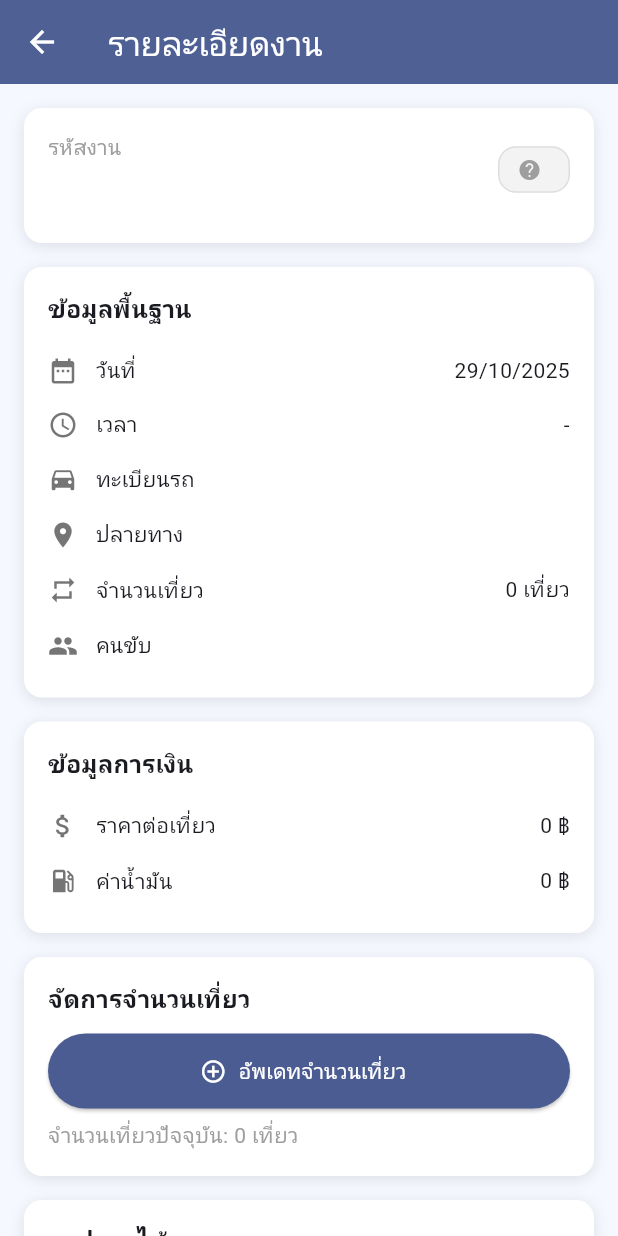
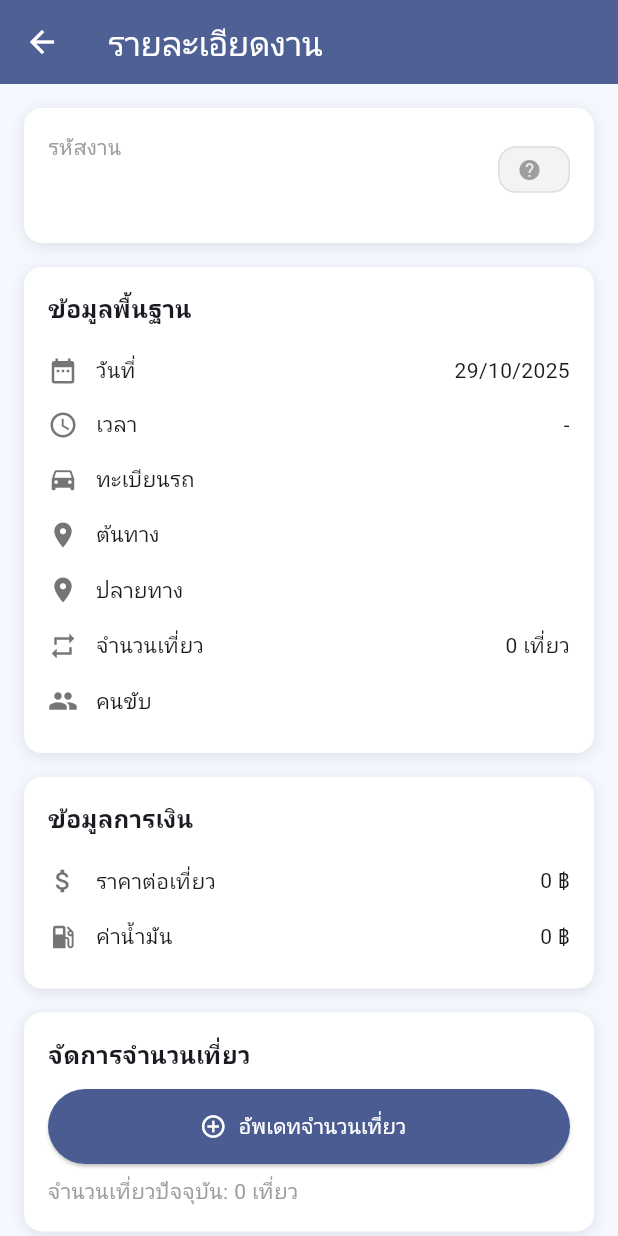
Before and after one commit to Suphakornnn/soiltransport2, a Flutter app: the DriverJobDetailScreen screen opened directly with empty values, on a phone screen of 412 x 824 dp. Run offline on Flutter 3.47's test engine with Material 3 defaults, Android fonts, the phone set to English and light mode, and no system bars; our stand-ins replace cloud_firestore, firebase_auth, firebase_core, flutter_map, geolocator, latlong2 and 1 more; missing offline and left inert: excel, file_saver; accounts and stored records are empty.

Commit message:
start location for driver

```diff
--- a/lib/screens/driver/driver_home_screen.dart
+++ b/lib/screens/driver/driver_home_screen.dart
@@ -227,6 +227,7 @@ class _JobList extends StatelessWidget {
             'code': data['code'] ?? '',
             'plate': data['plate'] ?? '',
             'dropLocation': data['dropLocation'] ?? '',
+            'startLocation': data['startLocation'] ?? '',
             'status': data['status'] ?? 'pending',
             'trips': (data['trips'] as num?)?.toInt() ?? 0,
             'pricePerTrip': (data['pricePerTrip'] as num?)?.toDouble() ?? 0.0,
--- a/lib/screens/driver/driver_job_detail_screen.dart
+++ b/lib/screens/driver/driver_job_detail_screen.dart
@@ -295,6 +295,11 @@ class _DriverJobDetailScreenState extends State<DriverJobDetailScreen> {
                         icon: Icons.directions_car,
                         label: 'ทะเบียนรถ',
                         value: _job['plate'] ?? '-',
+                      ),
+                      _InfoRow(
+                        icon: Icons.location_on,
+                        label: 'ต้นทาง',
+                        value: _job['startLocation'] ?? '-',
                       ),
                       _InfoRow(
                         icon: Icons.location_on,
```
